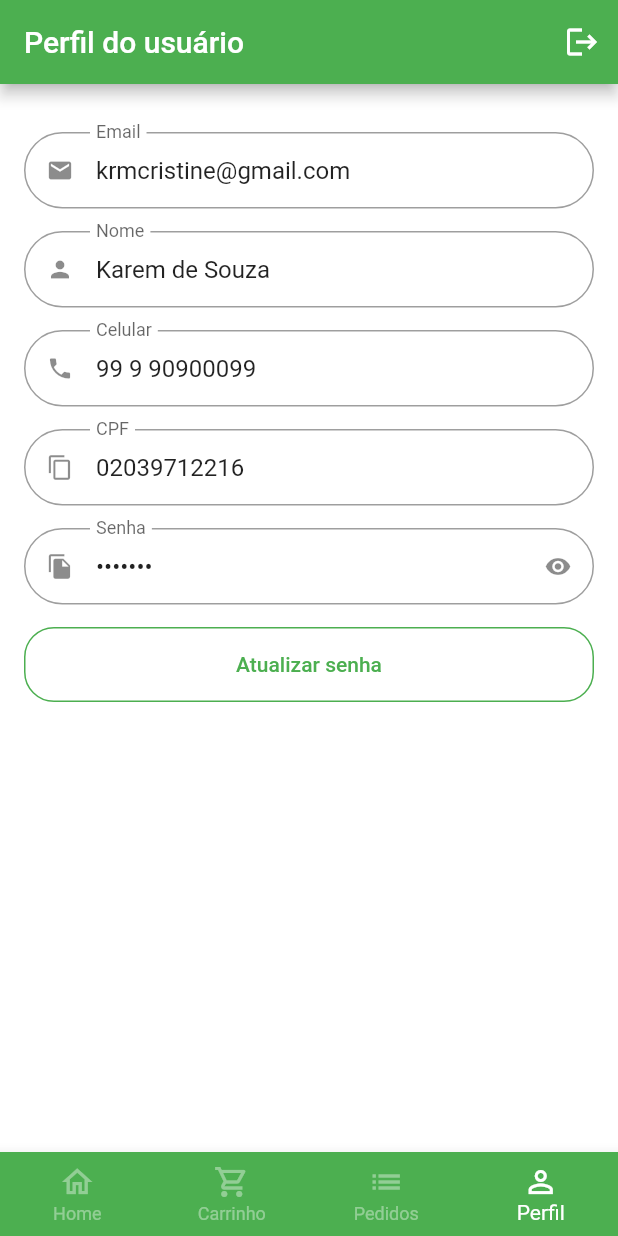
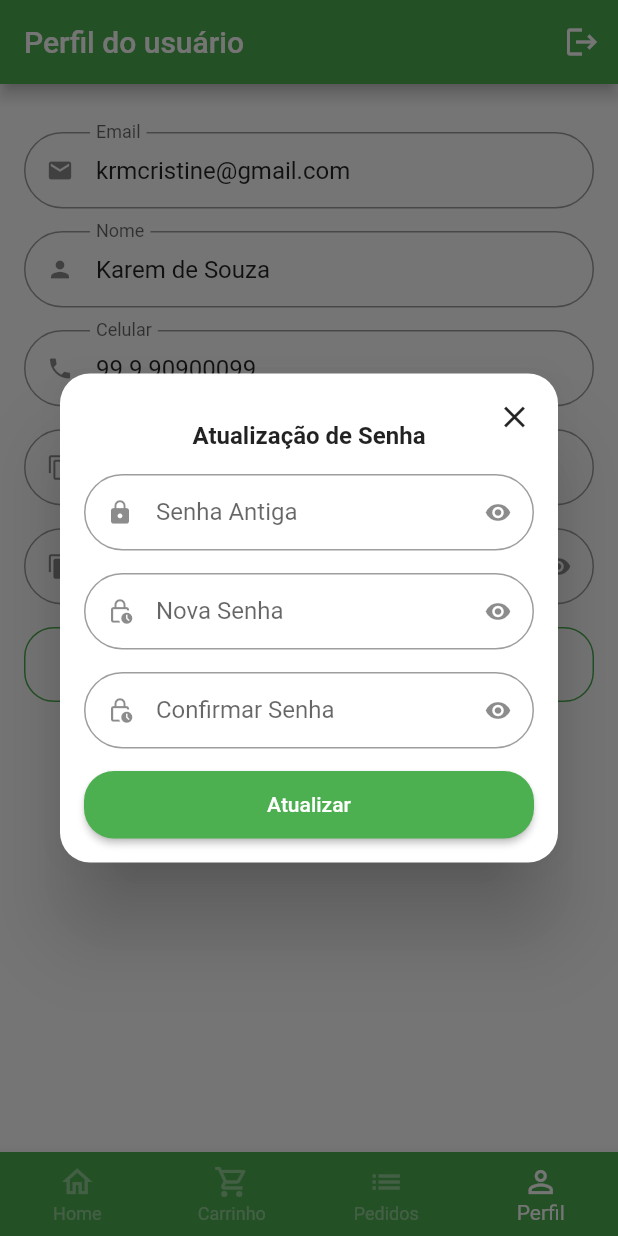
Before and after one commit to KaremSouza12/app_greenGrosser, a Flutter app: the BaseScreen screen opened by its route, item 4 of the bottom bar chosen, after a tap on "Atualizar senha", on a phone screen of 412 x 824 dp. Run offline on Flutter 3.47's test engine with Material 2 defaults, Android fonts, the phone set to English and light mode, and no system bars; our stand-ins replace animated_text_kit, go_router, mask_text_input_formatter.

Commit message:
order tab

```diff
--- a/lib/src/pages/base/base_screen.dart
+++ b/lib/src/pages/base/base_screen.dart
@@ -1,4 +1,5 @@
 import 'package:app_greengrosser/src/pages/cart/cart_tab.dart';
+import 'package:app_greengrosser/src/pages/order/order_tab.dart';
 import 'package:app_greengrosser/src/pages/profile/profile_tab.dart';
 import 'package:flutter/material.dart';
 import 'package:app_greengrosser/src/pages/home/home_tab.dart';
@@ -20,11 +21,11 @@ class _BaseScreenState extends State<BaseScreen> {
       body: PageView(
         physics: const NeverScrollableScrollPhysics(),
         controller: pageController,
-        children: [
-          const HomeTab(),
-          const CartTab(),
-          Container(color: Colors.yellow),
-          const ProfileTab()
+        children: const [
+          HomeTab(),
+          CartTab(),
+          OrderTab(),
+          ProfileTab(),
         ],
       ),
       bottomNavigationBar: BottomNavigationBar(
--- /dev/null
+++ b/lib/src/pages/order/order_tab.dart
@@ -0,0 +1,25 @@
+import 'package:flutter/material.dart';
+import 'package:app_greengrosser/src/config/app_data.dart' as app_data;
+
+class OrderTab extends StatelessWidget {
+  const OrderTab({super.key});
+
+  @override
+  Widget build(BuildContext context) {
+    return Scaffold(
+      appBar: AppBar(
+        title: const Text('Pedidos'),
+      ),
+      body: ListView.separated(
+        padding: const EdgeInsets.all(16),
+        itemBuilder: itemBuilder,
+        separatorBuilder: (_, index) {
+          return const SizedBox(
+            height: 10,
+          );
+        },
+        itemCount: itemCount,
+      ),
+    );
+  }
+}
--- a/lib/src/pages/profile/profile_tab.dart
+++ b/lib/src/pages/profile/profile_tab.dart
@@ -1,10 +1,16 @@
 import 'package:app_greengrosser/src/pages/common_widgets/custom_text_field.dart';
 import 'package:flutter/material.dart';
 import 'package:app_greengrosser/src/config/app_data.dart' as app_data;
+import 'package:go_router/go_router.dart';
 
-class ProfileTab extends StatelessWidget {
+class ProfileTab extends StatefulWidget {
   const ProfileTab({super.key});
 
+  @override
+  State<ProfileTab> createState() => _ProfileTabState();
+}
+
+class _ProfileTabState extends State<ProfileTab> {
   @override
   Widget build(BuildContext context) {
     return Scaffold(
@@ -66,7 +72,9 @@ class ProfileTab extends StatelessWidget {
                 ),
                 side: const BorderSide(color: Colors.green),
               ),
-              onPressed: () {},
+              onPressed: () {
+                updatePassord();
+              },
               child: const Text('Atualizar senha'),
             ),
           )
@@ -74,4 +82,75 @@ class ProfileTab extends StatelessWidget {
       ),
     );
   }
+
+  Future<bool?> updatePassord() {
+    return showDialog(
+        context: context,
+        builder: (context) {
+          return Dialog(
+            shape: RoundedRectangleBorder(
+              borderRadius: BorderRadius.circular(20),
+            ),
+            child: Stack(
+              children: [
+                Padding(
+                  padding: const EdgeInsets.all(16),
+                  child: Column(
+                    mainAxisSize: MainAxisSize.min,
+                    crossAxisAlignment: CrossAxisAlignment.stretch,
+                    children: [
+                      const Padding(
+                        padding: EdgeInsets.symmetric(vertical: 16),
+                        child: Text(
+                          textAlign: TextAlign.center,
+                          'Atualização de Senha',
+                          style: TextStyle(
+                            fontSize: 16,
+                            fontWeight: FontWeight.bold,
+                          ),
+                        ),
+                      ),
+                      const CustomTextField(
+                        icon: Icons.lock,
+                        label: 'Senha Antiga',
+                        isSecret: true,
+                      ),
+                      const CustomTextField(
+                        icon: Icons.lock_clock_outlined,
+                        label: 'Nova Senha',
+                        isSecret: true,
+                      ),
+                      const CustomTextField(
+                        icon: Icons.lock_clock_outlined,
+                        label: 'Confirmar Senha',
+                        isSecret: true,
+                      ),
+                      SizedBox(
+                        height: 45,
+                        child: ElevatedButton(
+                          style: ElevatedButton.styleFrom(
+                            shape: RoundedRectangleBorder(
+                              borderRadius: BorderRadius.circular(20),
+                            ),
+                          ),
+                          onPressed: () {},
+                          child: const Text('Atualizar'),
+                        ),
+                      )
+                    ],
+                  ),
+                ),
+                Positioned(
+                  top: 5,
+                  right: 5,
+                  child: IconButton(
+                    onPressed: context.pop,
+                    icon: const Icon(Icons.close),
+                  ),
+                )
+              ],
+            ),
+          );
+        });
+  }
 }
```
Also changed, not shown: lib/src/config/app_data.dart (+11 -0 lines), lib/src/models/order_model.dart (added, +20 -0 lines), pubspec.lock.
